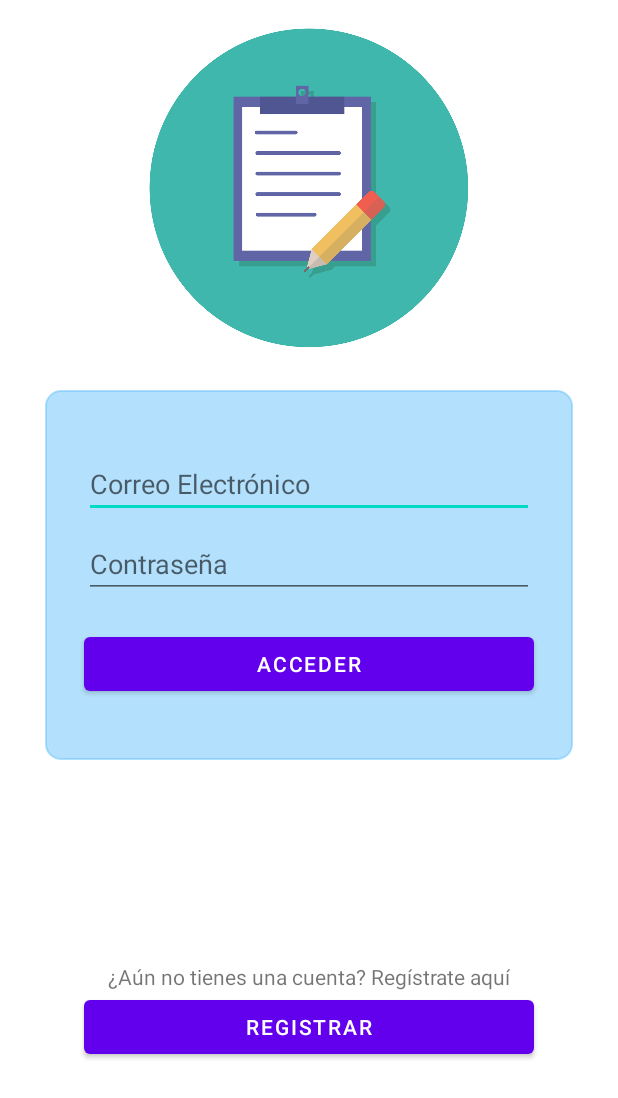
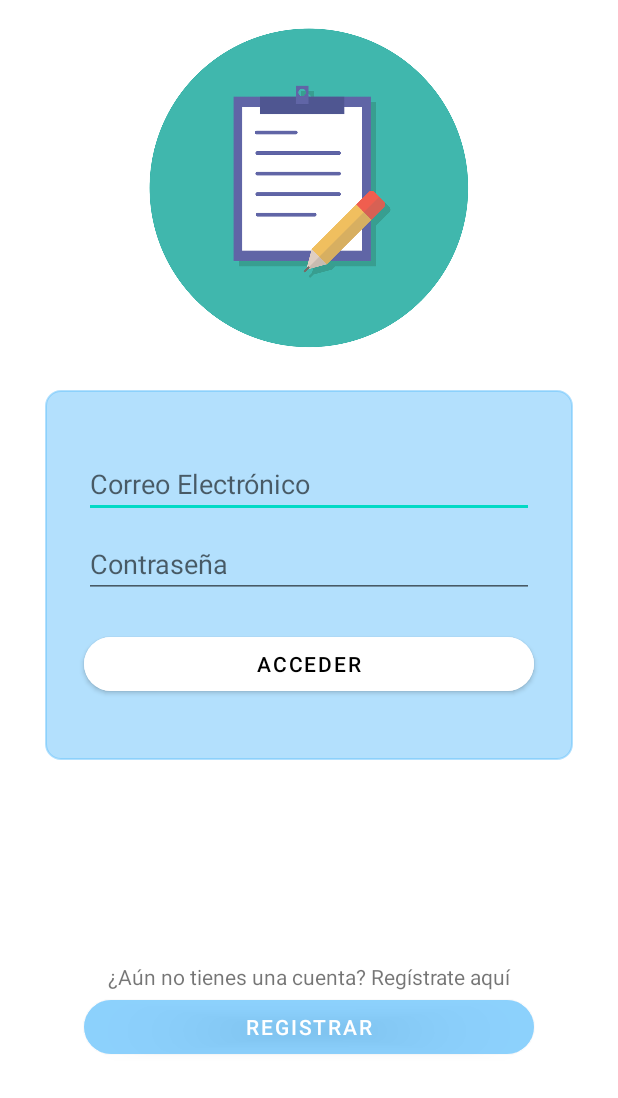
Before and after one commit to juanmaltadill/NoteApp, an Android app: the screen it shows after launch (AuthActivity), on a phone screen of 412 x 824 dp. Shown: the top 1098 px of the screen. Run offline under Robolectric (Android 15) with nearby library versions, the phone set to English and light mode, and no system bars; our stand-ins replace Firebase (no records; nobody signed in at launch, a user with empty details on screens opened directly).

Commit message:
Cambiado el boton de autenticar
Cambiados los diseños de los dos botones de la pagina de autenticación.

```diff
--- a/app/src/main/res/layout/activity_auth.xml
+++ b/app/src/main/res/layout/activity_auth.xml
@@ -61,7 +61,10 @@
             android:layout_width="300dp"
             android:layout_height="wrap_content"
             android:layout_weight="1"
-            android:text="Acceder" />
+            android:backgroundTint="@color/white"
+            android:text="Acceder"
+            android:textColor="@color/black"
+            app:cornerRadius="30dp" />
 
     </LinearLayout>
 
@@ -86,7 +89,10 @@
             android:layout_width="300dp"
             android:layout_height="wrap_content"
             android:layout_weight="0"
-            android:text="Registrar" />
+            android:backgroundTint="#7C64BFFB"
+            android:text="Registrar"
+            android:textColor="@color/white"
+            app:cornerRadius="30dp" />
 
     </LinearLayout>
 
```
